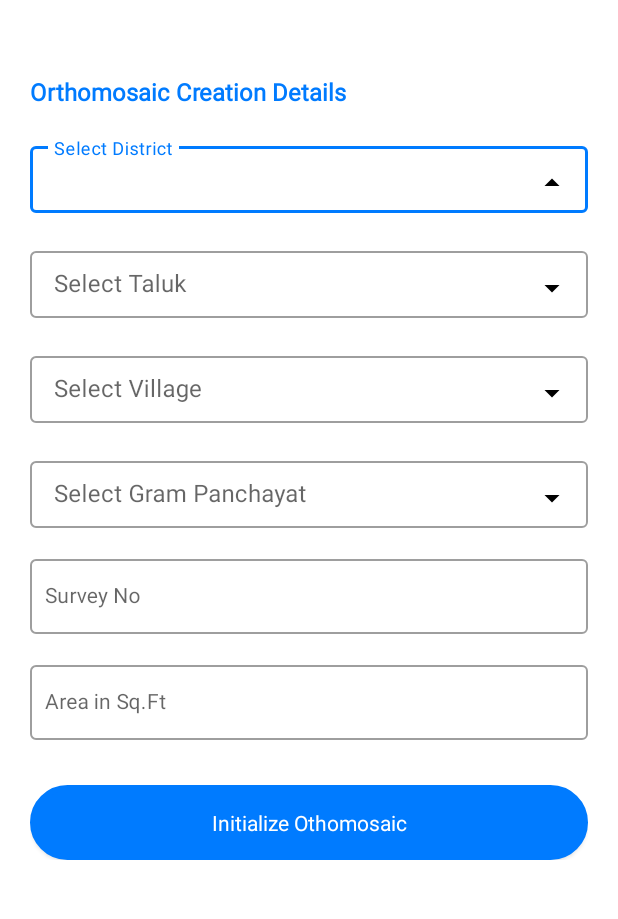
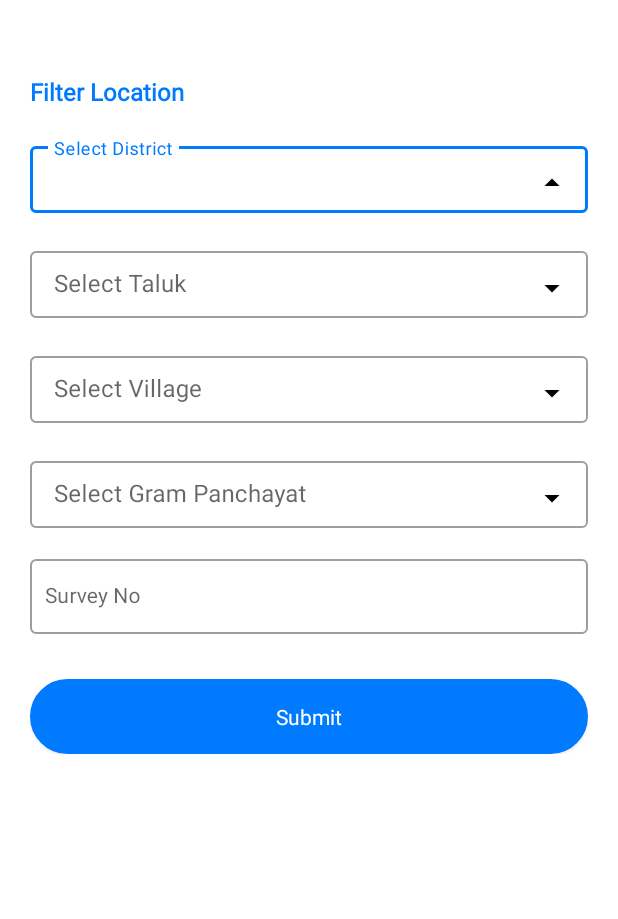
Before and after one commit to sanjayhans/Drone-Survey, an Android app: the LocationFilterActivity screen opened directly, with no data from a screen before it, on a phone screen of 412 x 824 dp, the part 84-1003 px from its top. Run offline under Robolectric (Android 15) with nearby library versions, the phone set to English and light mode, and no system bars; our stand-ins replace CircleImageView, data binding, sdp/ssp sizes; 2 statements that could not run were skipped.

```diff
--- a/app/src/main/res/layout/activity_location_filter.xml
+++ b/app/src/main/res/layout/activity_location_filter.xml
@@ -59,7 +59,7 @@
                         android:layout_marginTop="@dimen/_30sdp"
                         app:layout_constraintStart_toStartOf="parent"
                         app:layout_constraintTop_toTopOf="parent"
-                        android:text="@string/othomosaic_label"/>
+                        android:text="@string/filter_location"/>
 
 
                     <com.mobile.dronesurvey.utils.MaterialSpinner
@@ -132,44 +132,18 @@
                             />
                     </com.google.android.material.textfield.TextInputLayout>
 
-                    <com.google.android.material.textfield.TextInputLayout
-                        android:id="@+id/ll_sqft"
-                        style="@style/TextInputStyle"
-                        android:layout_width="@dimen/_0sdp"
-                        app:layout_constraintHorizontal_bias="0.5"
-                        android:layout_marginBottom="@dimen/_15sdp"
-                        app:layout_constraintStart_toStartOf="parent"
-                        app:layout_constraintEnd_toEndOf="parent"
-                        android:contentDescription="@string/area_in_sq_ft"
-                        app:layout_constraintTop_toBottomOf="@+id/ll_surveyno"
-                        app:layout_constraintVertical_chainStyle="packed">
-
-                        <androidx.appcompat.widget.AppCompatEditText
-                            android:id="@+id/ed_sqft"
-                            style="@style/editText_14sp_regular_width"
-                            android:imeOptions="actionNext"
-                            android:inputType="text"
-                            android:singleLine="true"
-                            android:hint="@string/area_in_sq_ft"
-                            app:layout_constraintEnd_toEndOf="@id/endGuideline"
-                            app:layout_constraintStart_toStartOf="@id/startGuideline"
-                            app:layout_constraintVertical_chainStyle="packed"
-                            />
-                    </com.google.android.material.textfield.TextInputLayout>
-
-
-                    <androidx.appcompat.widget.AppCompatButton
+              <androidx.appcompat.widget.AppCompatButton
                         android:id="@+id/btn_initialize"
                         style="@style/fill_rectangle_button"
                         android:imeOptions="actionNext"
                         android:layout_marginTop="@dimen/_30sdp"
                         android:paddingTop="@dimen/_10sdp"
                         android:paddingBottom="@dimen/_10sdp"
-                        android:text="@string/initialize_othomosaic"
+                        android:text="@string/submit"
                         android:textAllCaps="false"
                         app:layout_constraintStart_toStartOf="parent"
                         app:layout_constraintEnd_toEndOf="parent"
-                        app:layout_constraintTop_toBottomOf="@id/ll_sqft" />
+                        app:layout_constraintTop_toBottomOf="@id/ll_surveyno" />
 
 
 
--- a/app/src/main/res/values/strings.xml
+++ b/app/src/main/res/values/strings.xml
@@ -6,8 +6,9 @@
     <string name="forgot_password">Forgot password ?</string>
     <string name="register">Register</string>
     <string name="othomosaic_label">Orthomosaic Creation Details</string>
+    <string name="filter_location">Filter Location</string>
     <string name="survey_no">Survey No</string>
-    <string name="initialize_othomosaic">Initialize Othomosaic</string>
+    <string name="submit">Submit</string>
     <string name="select_district">Select District</string>
     <string name="select_taluk">Select Taluk</string>
     <string name="select_village">Select Village</string>
```
